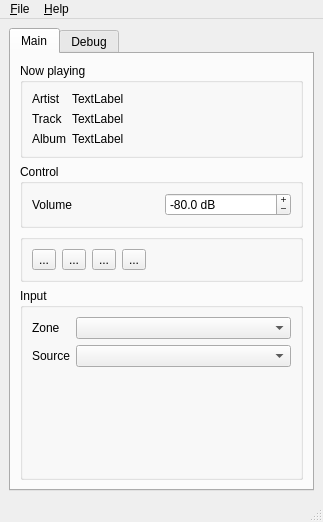
This is pyyamamainwindow.ui in jaakkojulin/pyyama as Qt 5 draws it before an edit. The edited form follows.
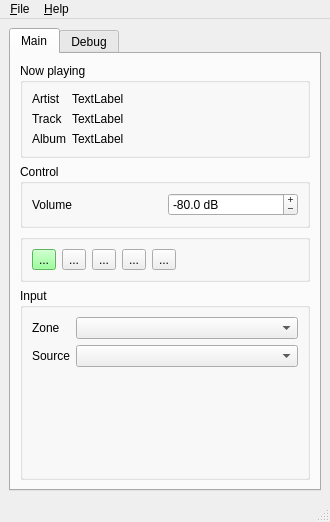
This is the edited form. Icons and pictures are not drawn.

Commit message: Icons added, make a sh script to generate a Qt resources file and compile all necessary py files from Qt resources and UI files. No more generated code in the repo.

Patch:
```diff
--- a/pyyamamainwindow.ui
+++ b/pyyamamainwindow.ui
@@ -6,7 +6,7 @@
    <rect>
     <x>0</x>
     <y>0</y>
-    <width>323</width>
+    <width>330</width>
     <height>522</height>
    </rect>
   </property>
@@ -82,8 +82,11 @@
            <string>Control</string>
           </property>
           <layout class="QGridLayout" name="gridLayout_3">
-           <item row="1" column="1">
+           <item row="0" column="1">
             <widget class="QDoubleSpinBox" name="volumeSpinBox">
+             <property name="styleSheet">
+              <string notr="true"/>
+             </property>
              <property name="buttonSymbols">
               <enum>QAbstractSpinBox::PlusMinus</enum>
              </property>
@@ -110,7 +113,7 @@
              </property>
             </widget>
            </item>
-           <item row="1" column="0">
+           <item row="0" column="0">
             <widget class="QLabel" name="label_6">
              <property name="text">
               <string>Volume</string>
@@ -126,6 +129,26 @@
            <string/>
           </property>
           <layout class="QHBoxLayout" name="horizontalLayout">
+           <item>
+            <widget class="QToolButton" name="powerToolButton">
+             <property name="styleSheet">
+              <string notr="true">background-color: rgb(127,255,127)</string>
+             </property>
+             <property name="text">
+              <string>...</string>
+             </property>
+             <property name="icon">
+              <iconset resource="icons.qrc">
+               <normaloff>:/icons/icons32/power-standby-4x.png</normaloff>:/icons/icons32/power-standby-4x.png</iconset>
+             </property>
+             <property name="iconSize">
+              <size>
+               <width>32</width>
+               <height>32</height>
+              </size>
+             </property>
+            </widget>
+           </item>
            <item>
             <widget class="QToolButton" name="previousToolButton">
              <property name="text">
@@ -276,7 +299,7 @@
     <rect>
      <x>0</x>
      <y>0</y>
-     <width>323</width>
+     <width>330</width>
      <height>26</height>
     </rect>
    </property>
```
Left out of the diff: 20 changed lines with no effect on the pictures. The commit also changes 14 other files.
